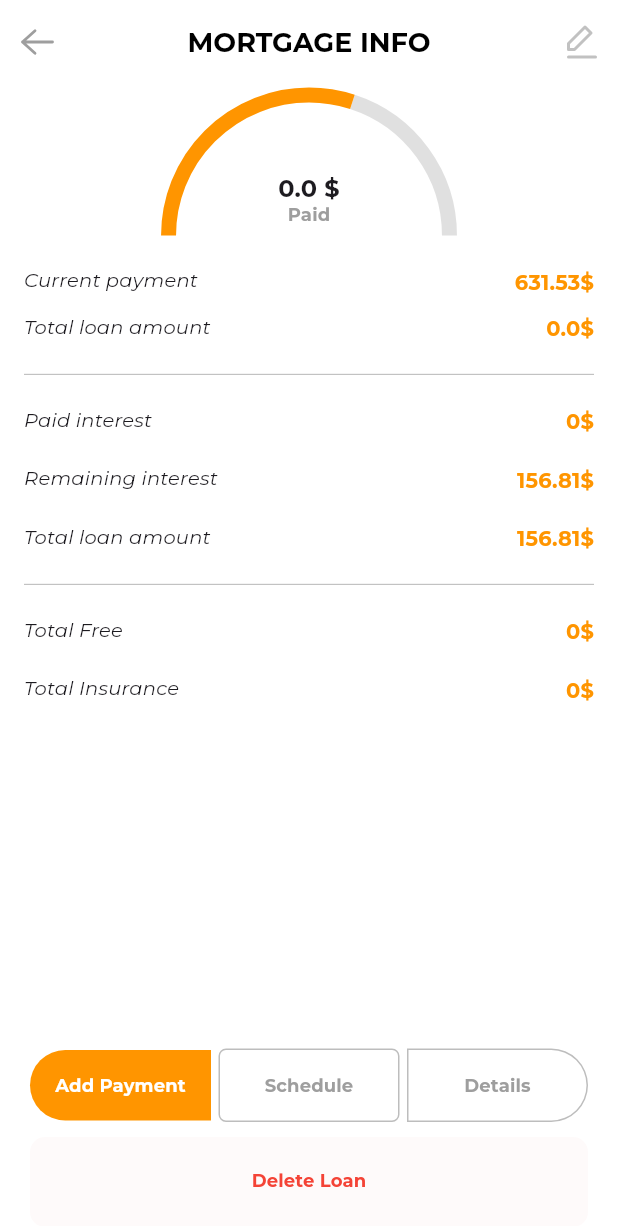
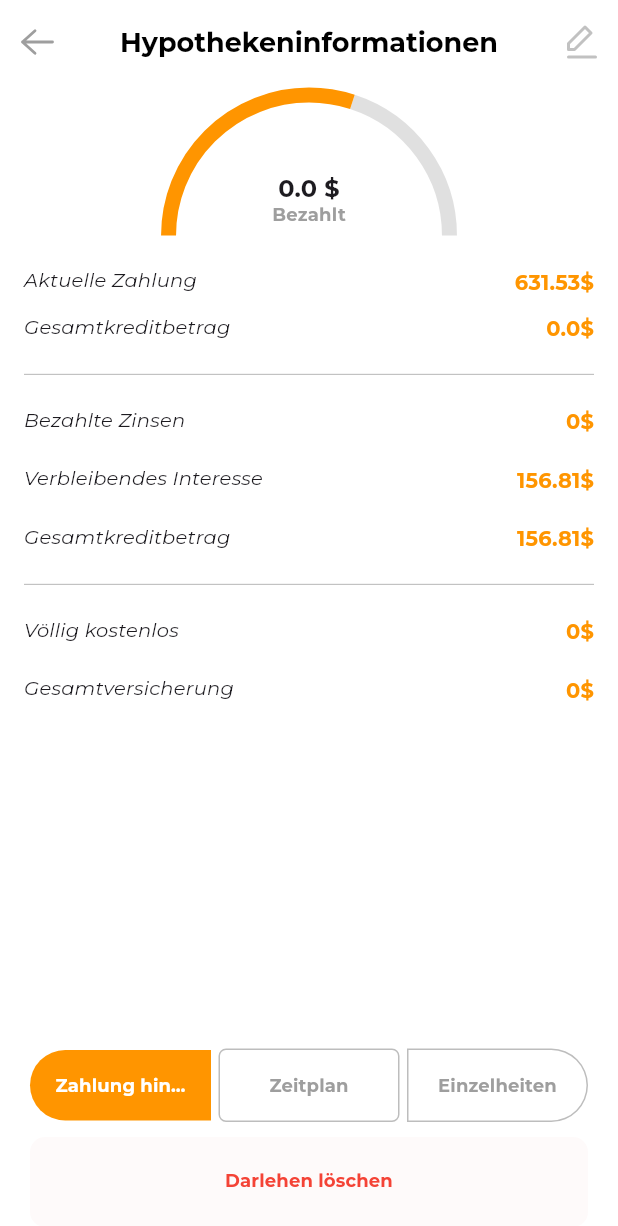
Before and after one commit to kerimn/calculator_latest, a Flutter app: the LoanInfo screen opened directly with empty values, on a phone screen of 412 x 824 dp. Shown: the top 1226 px of the screen. Run offline on Flutter 3.47's test engine with Material 3 defaults, Android fonts, the phone set to English and light mode, and no system bars; our stand-ins replace dotted_border, flutter_svg, shared_preferences; missing offline and left inert: interactive_chart; accounts and stored records are empty; project files that could hold a hidden picture were left out.

Commit message:
lang change to deutch

```diff
--- a/lib/main.dart
+++ b/lib/main.dart
@@ -23,7 +23,7 @@ class MyApp extends StatelessWidget {
   @override
   Widget build(BuildContext context) {
     return MaterialApp(
-      title: 'Calculator',
+      title: 'Taschenrechner',
       debugShowCheckedModeBanner: false,
       theme: myTheme,
       color: bgColor,
--- a/lib/screens/add_loan.dart
+++ b/lib/screens/add_loan.dart
@@ -31,7 +31,7 @@ class LoanScreen extends StatelessWidget {
         elevation: 0,
         centerTitle: true,
         title: Text(
-          "ADD MORTAGE",
+          "Hypothek hinzufügen",
           style: Theme.of(context).textTheme.titleLarge,
         ),
         actions: [
@@ -63,7 +63,7 @@ class LoanScreen extends StatelessWidget {
                   mortgage.updateNameFieldValue(value);
                 },
                 decoration: InputDecoration(
-                  hintText: "Title",
+                  hintText: "Titel",
                   hintStyle: TextStyle(color: borderColor, fontSize: 12),
                   contentPadding: const EdgeInsets.only(left: 16),
                   enabledBorder: UnderlineInputBorder(
@@ -88,7 +88,7 @@ class LoanScreen extends StatelessWidget {
                         FilteringTextInputFormatter.digitsOnly
                       ],
                       decoration: InputDecoration(
-                        hintText: "Amount",
+                        hintText: "Menge",
                         hintStyle: TextStyle(color: borderColor, fontSize: 12),
                         contentPadding: const EdgeInsets.only(left: 16),
                         enabledBorder: UnderlineInputBorder(
@@ -140,7 +140,7 @@ class LoanScreen extends StatelessWidget {
                         FilteringTextInputFormatter.digitsOnly
                       ],
                       decoration: InputDecoration(
-                        hintText: "Term",
+                        hintText: "Begriff",
                         hintStyle: TextStyle(color: borderColor, fontSize: 12),
                         contentPadding: const EdgeInsets.only(left: 16),
                         enabledBorder: UnderlineInputBorder(
@@ -164,7 +164,7 @@ class LoanScreen extends StatelessWidget {
                         FilteringTextInputFormatter.digitsOnly
                       ],
                       decoration: InputDecoration(
-                        hintText: "First payment",
+                        hintText: "Erste Zahlung",
                         hintStyle: TextStyle(color: borderColor, fontSize: 12),
                         contentPadding: const EdgeInsets.only(left: 16),
                         enabledBorder: UnderlineInputBorder(
@@ -180,7 +180,7 @@ class LoanScreen extends StatelessWidget {
               ),
               const SizedBox(height: 35),
               Text(
-                "Payment type",
+                "Zahlungsart",
                 textAlign: TextAlign.start,
                 style: Theme.of(context)
                     .textTheme
@@ -211,7 +211,7 @@ class LoanScreen extends StatelessWidget {
                           horizontal: 20, vertical: 10),
                     ),
                     child: Text(
-                      'ADD LOAN',
+                      'Darlehen hinzufügen',
                       style: Theme.of(context).textTheme.titleSmall!.copyWith(
                             fontSize: 13,
                             color: bgColor,
--- a/lib/screens/add_payment.dart
+++ b/lib/screens/add_payment.dart
@@ -38,7 +38,7 @@ class _AddPaymentState extends State<AddPayment> {
         elevation: 0,
         centerTitle: true,
         title: Text(
-          "ADD PAYMENT",
+          "ZAHLUNG HINZUFÜGEN",
           style: Theme.of(context).textTheme.titleLarge,
         ),
       ),
@@ -66,7 +66,7 @@ class _AddPaymentState extends State<AddPayment> {
                       keyboardType: TextInputType.number,
                       decoration: InputDecoration(
                         border: InputBorder.none,
-                        hintText: 'Введите сумму',
+                        hintText: 'Vielen Dank',
                         hintStyle: const TextStyle(fontSize: 20),
                         prefixIcon: Text(
                           '\$ ',
@@ -102,7 +102,7 @@ class _AddPaymentState extends State<AddPayment> {
                     ),
                   ),
                   child: Text(
-                    'ADD LOAN',
+                    'Darlehen hinzufügen',
                     style: Theme.of(context)
                         .textTheme
                         .titleSmall!
--- a/lib/screens/detail_screen.dart
+++ b/lib/screens/detail_screen.dart
@@ -25,7 +25,7 @@ class DetailsScreen extends StatelessWidget {
         elevation: 0,
         centerTitle: true,
         title: Text(
-          "DETAILS",
+          "EINZELHEITEN",
           style: Theme.of(context).textTheme.titleLarge,
         ),
       ),
@@ -44,10 +44,10 @@ class DetailsScreen extends StatelessWidget {
 class MyDynamicTextFieldList extends StatelessWidget {
   final List<String> hintTexts = [
     'Bank',
-    'Account number',
+    'Accountnummer',
     'UIC',
-    'Correspondent Account',
-    'Payment comment',
+    'Korrespondenzkonto',
+    'Zahlungskommentar',
   ];
 
   @override
--- a/lib/screens/finance_info.dart
+++ b/lib/screens/finance_info.dart
@@ -28,7 +28,7 @@ class FincanceInfoscreen extends StatelessWidget {
         elevation: 0,
         centerTitle: true,
         title: Text(
-          "FINANCE INFO",
+          "FINANZINFORMATIONEN",
           style: Theme.of(context).textTheme.titleLarge,
         ),
       ),
--- a/lib/screens/finance_screen.dart
+++ b/lib/screens/finance_screen.dart
@@ -29,7 +29,7 @@ class FinanceScreen extends StatelessWidget {
         elevation: 0,
         automaticallyImplyLeading: false,
         title: Text(
-          "FINANCE",
+          "FINANZEN",
           style: Theme.of(context).textTheme.titleLarge,
         ),
       ),
@@ -102,7 +102,7 @@ class FinanceScreen extends StatelessWidget {
                           ],
                         ),
                       ),
-                      Text("GBPJPY",
+                      Text("GBP/JPY",
                           style: Theme.of(context).textTheme.titleMedium)
                     ],
                   ),
--- a/lib/screens/home_screen.dart
+++ b/lib/screens/home_screen.dart
@@ -24,7 +24,7 @@ class HomeScreen extends StatelessWidget {
         elevation: 0,
         automaticallyImplyLeading: false,
         title: Text(
-          "YOUR MORTGAGES",
+          "IHRE HYPOTHEKEN",
           style: Theme.of(context).textTheme.titleLarge,
         ),
       ),
@@ -53,7 +53,8 @@ class HomeScreen extends StatelessWidget {
                         child: Container(
                           decoration: BoxDecoration(
                               borderRadius: BorderRadius.circular(11)),
-                          padding: const EdgeInsets.all(30),
+                          padding: const EdgeInsets.symmetric(
+                              horizontal: 15, vertical: 30),
                           child: Row(
                             children: [
                               SizedBox(
@@ -68,13 +69,13 @@ class HomeScreen extends StatelessWidget {
                                   child: SvgPicture.asset(AppImages.add),
                                 ),
                               ),
-                              const SizedBox(width: 25),
+                              const SizedBox(width: 20),
                               Column(
                                 mainAxisAlignment: MainAxisAlignment.start,
                                 crossAxisAlignment: CrossAxisAlignment.start,
                                 children: [
                                   Text(
-                                    "Add Mortgage Info",
+                                    "Hypothekeninformationen hinzufügen",
                                     textAlign: TextAlign.start,
                                     style: Theme.of(context)
                                         .textTheme
@@ -82,8 +83,10 @@ class HomeScreen extends StatelessWidget {
                                         .copyWith(fontSize: 13),
                                   ),
                                   const SizedBox(height: 6),
-                                  Text(
-                                    'Add information about your mortgage\n by clicking the "Add Loan" button',
+                                  SizedBox(
+                                    width: 250,
+                                    child: Text(
+                                      'Fügen Sie Informationen zu Ihrer Hypothek hinzu,\n indem Sie auf die Schaltfläche „Darlehen hinzufügen“ klicken',
                                       textAlign: TextAlign.start,
                                       style: Theme.of(context)
                                           .textTheme
@@ -91,6 +94,7 @@ class HomeScreen extends StatelessWidget {
                                           .copyWith(
                                             fontSize: 11,
                                             color: Colors.grey,
+                                          ),
                                     ),
                                   )
                                 ],
@@ -166,7 +170,7 @@ class HomeScreen extends StatelessWidget {
                                       ),
                                       const SizedBox(height: 10),
                                       Text(
-                                        "Your monthly payment: \$${(mortgageItem.loan / 100 * mortgageItem.percentage).toStringAsFixed(2)}",
+                                        "Ihre monatliche Zahlung: \$${(mortgageItem.loan / 100 * mortgageItem.percentage).toStringAsFixed(2)}",
                                         style: Theme.of(context)
                                             .textTheme
                                             .titleSmall!
@@ -175,7 +179,7 @@ class HomeScreen extends StatelessWidget {
                                                 fontWeight: FontWeight.normal),
                                       ),
                                       Text(
-                                        "Already paid: \$${(mortgageItem.loan / 10).toStringAsFixed(2)}",
+                                        "Bereits bezahlt: \$${(mortgageItem.loan / 10).toStringAsFixed(2)}",
                                         style: Theme.of(context)
                                             .textTheme
                                             .titleSmall!
@@ -214,7 +218,7 @@ class HomeScreen extends StatelessWidget {
               ),
               const SizedBox(height: 35),
               Text(
-                "Transactions",
+                "Transaktionen",
                 textAlign: TextAlign.start,
                 style: Theme.of(context).textTheme.titleSmall!.copyWith(
                       color: Colors.grey,
@@ -258,7 +262,7 @@ class YourWidget extends StatelessWidget {
                 crossAxisAlignment: CrossAxisAlignment.center,
                 children: [
                   Text(
-                    "No transactions yet",
+                    "Noch keine Transaktionen",
                     textAlign: TextAlign.center,
                     style: Theme.of(context)
                         .textTheme
@@ -266,7 +270,7 @@ class YourWidget extends StatelessWidget {
                         .copyWith(fontSize: 13),
                   ),
                   Text(
-                    "In the future, your mortgage payments will be \n displayed here",
+                    "Zukünftig werden Ihre Hypothekenzahlungen \n hier angezeigt",
                     textAlign: TextAlign.center,
                     style: Theme.of(context)
                         .textTheme
--- a/lib/screens/loan_info.dart
+++ b/lib/screens/loan_info.dart
@@ -38,7 +38,7 @@ class LoanInfo extends StatelessWidget {
         elevation: 0,
         centerTitle: true,
         title: Text(
-          "MORTGAGE INFO",
+          "Hypothekeninformationen",
           style: Theme.of(context).textTheme.titleLarge,
         ),
         actions: [
@@ -93,7 +93,7 @@ class LoanInfo extends StatelessWidget {
                           Positioned(
                             bottom: 15,
                             child: Text(
-                              "Paid",
+                              "Bezahlt",
                               style: Theme.of(context)
                                   .textTheme
                                   .titleMedium!
@@ -139,7 +139,7 @@ class LoanInfo extends StatelessWidget {
                   child: SizedBox(
                     width: double.infinity,
                     child: Text(
-                      "Delete Loan",
+                      "Darlehen löschen",
                       textAlign: TextAlign.center,
                       style: Theme.of(context)
                           .textTheme
--- a/lib/screens/my_app.dart
+++ b/lib/screens/my_app.dart
@@ -44,7 +44,7 @@ class _MyAppPageState extends State<MyAppPage> {
                   color: currentIndex == 0 ? mainColor : Colors.grey,
                 ),
               ),
-              label: 'MORTGAGE',
+              label: 'HYPOTHEK',
             ),
             BottomNavigationBarItem(
               icon: Padding(
@@ -54,7 +54,7 @@ class _MyAppPageState extends State<MyAppPage> {
                   color: currentIndex == 1 ? mainColor : Colors.grey,
                 ),
               ),
-              label: 'FINANCE',
+              label: 'FINANZEN',
             ),
             BottomNavigationBarItem(
               icon: Padding(
@@ -62,7 +62,7 @@ class _MyAppPageState extends State<MyAppPage> {
                 child: SvgPicture.asset(AppImages.settings,
                     color: currentIndex == 2 ? mainColor : Colors.grey),
               ),
-              label: 'SETTINGS',
+              label: 'EINSTELLUNGEN',
             ),
           ],
           selectedItemColor: mainColor,
--- a/lib/screens/shedule.dart
+++ b/lib/screens/shedule.dart
@@ -25,7 +25,7 @@ class ScheduleScreen extends StatelessWidget {
           elevation: 0,
           centerTitle: true,
           title: Text(
-            "SCHEDULE",
+            "ZEITPLAN",
             style: Theme.of(context).textTheme.titleLarge,
           ),
         ),
@@ -49,7 +49,7 @@ class ScheduleScreen extends StatelessWidget {
                                 bottom: 10,
                               ),
                               child: Text(
-                                "Date",
+                                "Datum",
                                 textAlign: TextAlign.center,
                                 style: Theme.of(context)
                                     .textTheme
@@ -64,7 +64,7 @@ class ScheduleScreen extends StatelessWidget {
                                 bottom: 10,
                               ),
                               child: Text(
-                                "Amount",
+                                "Menge",
                                 textAlign: TextAlign.center,
                                 style: Theme.of(context)
                                     .textTheme
@@ -79,7 +79,7 @@ class ScheduleScreen extends StatelessWidget {
                                 bottom: 10,
                               ),
                               child: Text(
-                                "Debt",
+                                "Schulden",
                                 textAlign: TextAlign.center,
                                 style: Theme.of(context)
                                     .textTheme
--- a/lib/widgets/buttons.dart
+++ b/lib/widgets/buttons.dart
@@ -42,7 +42,7 @@ class ButtonsWidget extends StatelessWidget {
                 ),
               ),
               child: Text(
-                "Add Payment",
+                "Zahlung hinzufügen",
                 overflow: TextOverflow.ellipsis,
                 textAlign: TextAlign.center,
                 style: Theme.of(context)
@@ -73,7 +73,7 @@ class ButtonsWidget extends StatelessWidget {
                 ),
               ),
               child: Text(
-                "Schedule",
+                "Zeitplan",
                 textAlign: TextAlign.center,
                 style: Theme.of(context)
                     .textTheme
@@ -104,7 +104,7 @@ class ButtonsWidget extends StatelessWidget {
                 ),
               ),
               child: Text(
-                "Details",
+                "Einzelheiten",
                 overflow: TextOverflow.ellipsis,
                 textAlign: TextAlign.center,
                 style: Theme.of(context)
--- a/lib/widgets/custom_tab.dart
+++ b/lib/widgets/custom_tab.dart
@@ -30,7 +30,7 @@ class CustomTabWidget extends StatelessWidget {
                   tabs: [
                     Tab(
                       child: Text(
-                        "ANNUITY",
+                        "RENTE",
                         style: Theme.of(context)
                             .textTheme
                             .titleSmall!
--- a/lib/widgets/info_widget.dart
+++ b/lib/widgets/info_widget.dart
@@ -13,7 +13,7 @@ class InfoWidget extends StatelessWidget {
           mainAxisAlignment: MainAxisAlignment.spaceBetween,
           children: [
             Text(
-              "Current payment",
+              "Aktuelle Zahlung",
               style: Theme.of(context).textTheme.titleMedium!.copyWith(
                     fontSize: 13,
                     fontWeight: FontWeight.w500,
@@ -33,7 +33,7 @@ class InfoWidget extends StatelessWidget {
           mainAxisAlignment: MainAxisAlignment.spaceBetween,
           children: [
             Text(
-              "Total loan amount",
+              "Gesamtkreditbetrag",
               style: Theme.of(context).textTheme.titleMedium!.copyWith(
                     fontSize: 13,
                     fontWeight: FontWeight.w500,
@@ -59,7 +59,7 @@ class InfoWidget extends StatelessWidget {
           mainAxisAlignment: MainAxisAlignment.spaceBetween,
           children: [
             Text(
-              "Paid interest",
+              "Bezahlte Zinsen",
               style: Theme.of(context).textTheme.titleMedium!.copyWith(
                     fontSize: 13,
                     fontWeight: FontWeight.w500,
@@ -79,7 +79,7 @@ class InfoWidget extends StatelessWidget {
           mainAxisAlignment: MainAxisAlignment.spaceBetween,
           children: [
             Text(
-              "Remaining interest",
+              "Verbleibendes Interesse",
               style: Theme.of(context).textTheme.titleMedium!.copyWith(
                     fontSize: 13,
                     fontWeight: FontWeight.w500,
@@ -99,7 +99,7 @@ class InfoWidget extends StatelessWidget {
           mainAxisAlignment: MainAxisAlignment.spaceBetween,
           children: [
             Text(
-              "Total loan amount",
+              "Gesamtkreditbetrag",
               style: Theme.of(context).textTheme.titleMedium!.copyWith(
                     fontSize: 13,
                     fontWeight: FontWeight.w500,
@@ -125,7 +125,7 @@ class InfoWidget extends StatelessWidget {
           mainAxisAlignment: MainAxisAlignment.spaceBetween,
           children: [
             Text(
-              "Total Free",
+              "Völlig kostenlos",
               style: Theme.of(context).textTheme.titleMedium!.copyWith(
                     fontSize: 13,
                     fontWeight: FontWeight.w500,
@@ -145,7 +145,7 @@ class InfoWidget extends StatelessWidget {
           mainAxisAlignment: MainAxisAlignment.spaceBetween,
           children: [
             Text(
-              "Total Insurance",
+              "Gesamtversicherung",
               style: Theme.of(context).textTheme.titleMedium!.copyWith(
                     fontSize: 13,
                     fontWeight: FontWeight.w500,
```
Also changed, not shown: lib/screens/home_full_screen.dart (deleted, +0 -182 lines), lib/screens/on_boarding_screen.dart (+5 -6 lines), lib/screens/on_boarding_screen2.dart (+5 -5 lines), lib/screens/settings_screen.dart (+6 -6 lines). Lines whose indentation alone changed are shown as unchanged.
